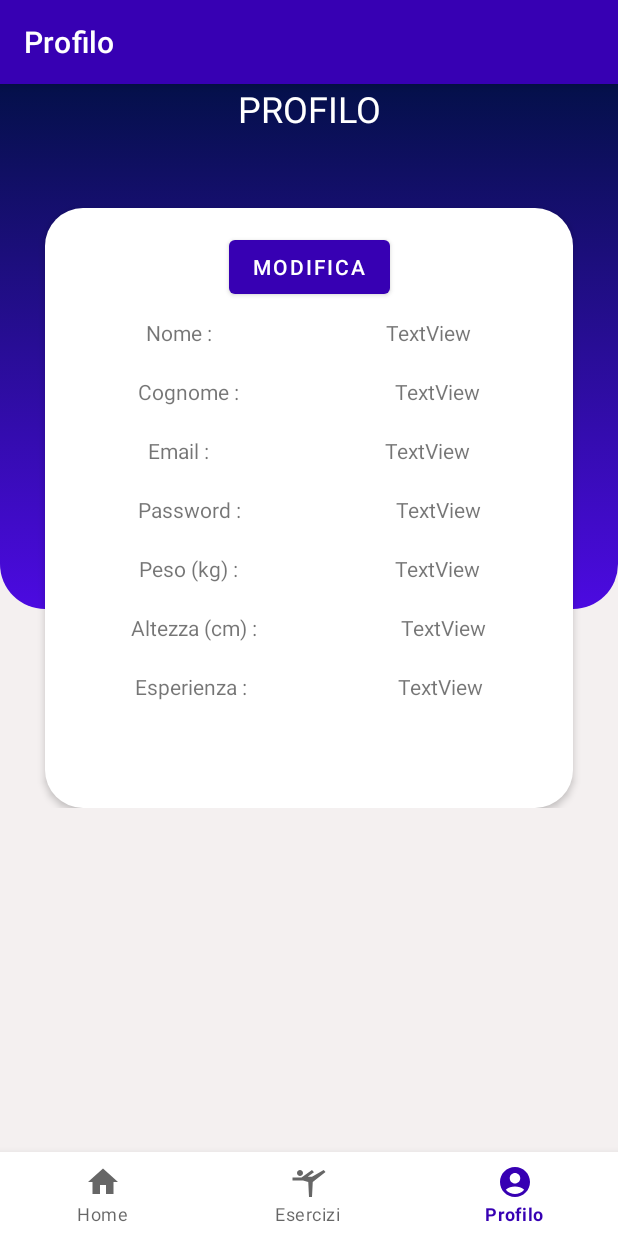
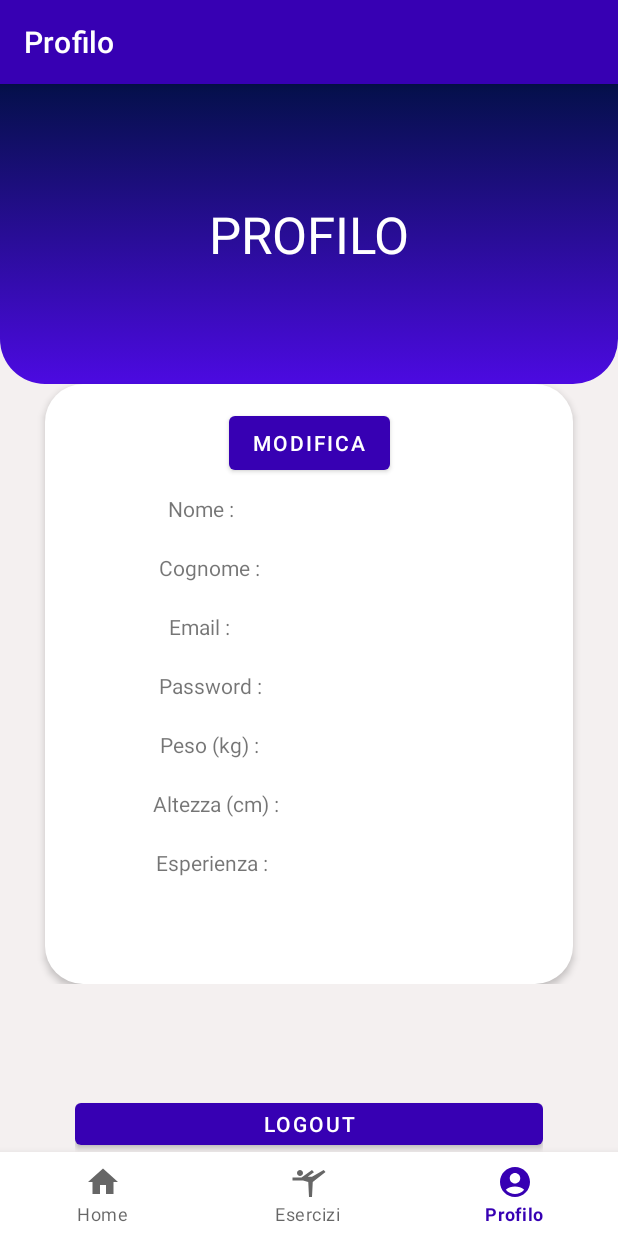
Before and after one commit to Tensa53/SmartGym, an Android app: the screen it shows after launch once a user with an empty profile is signed in (MainActivity), item 3 of the bottom bar chosen, on a phone screen of 412 x 824 dp. Run offline under Robolectric (Android 15) with nearby library versions, the light colour scheme and no system bars; our stand-ins replace Firebase (no records; nobody signed in at launch, a user with empty details on screens opened directly); 8 statements that could not run were skipped.

Commit message:
user profile

```diff
--- a/app/src/main/java/com/example/smartgym/infoUtenti/application/activity/ProfileFragment.java
+++ b/app/src/main/java/com/example/smartgym/infoUtenti/application/activity/ProfileFragment.java
@@ -24,11 +24,13 @@ import com.google.android.gms.tasks.Task;
 import com.google.firebase.auth.FirebaseUser;
 import com.google.firebase.firestore.DocumentSnapshot;
 
+import org.w3c.dom.Text;
+
 public class ProfileFragment extends Fragment implements View.OnClickListener {
 
     Button btLogout;
 
-    TextView tv1;
+    TextView tv1, name, surname, email, password, weight, height, experience;
 
     Atleta myAthlete;
 
@@ -53,7 +55,13 @@ public class ProfileFragment extends Fragment implements View.OnClickListener {
         super.onViewCreated(view, savedInstanceState);
 
         btLogout = view.findViewById(R.id.btLogout);
-        tv1 = view.findViewById(R.id.tv1);
+        name = view.findViewById(R.id.nameValue);
+        surname = view.findViewById(R.id.surnameValue);
+        email = view.findViewById(R.id.emailValue);
+        weight = view.findViewById(R.id.weightValue);
+        height = view.findViewById(R.id.heightValue);
+        //password = view.findViewById(R.id.passwordValue);
+        //experience = view.findViewById(R.id.experienceValue);
 
         athleteInfo = new AthleteInfo();
         loginRegistration = new LoginRegistration();
@@ -82,7 +90,13 @@ public class ProfileFragment extends Fragment implements View.OnClickListener {
     private void saveAtleta(Atleta atleta) {
         myAthlete = atleta;
 
-        tv1.setText(myAthlete.toFormattedString());
+        name.setText(myAthlete.getNome());
+        surname.setText(myAthlete.getCognome());
+        email.setText(myAthlete.getEmail());
+        weight.setText(myAthlete.getPeso());
+        height.setText(myAthlete.getAltezza());
+        //password.setText(myAthlete.getPassword());
+        //experience.setText(myAthlete.getExperience());
     }
 
     @Override
--- a/app/src/main/res/layout/fragment_profile.xml
+++ b/app/src/main/res/layout/fragment_profile.xml
@@ -37,39 +37,39 @@
                         <androidx.constraintlayout.widget.ConstraintLayout
                             android:id="@+id/constraintLayout"
                             android:layout_width="match_parent"
-                            android:layout_height="350dp"
+                            android:layout_height="200dp"
                             android:background="@drawable/top_background"
                             app:layout_constraintEnd_toEndOf="parent"
                             app:layout_constraintStart_toStartOf="parent"
                             app:layout_constraintTop_toTopOf="parent">
 
+                            <TextView
+                                android:id="@+id/textView18"
+                                android:layout_width="wrap_content"
+                                android:layout_height="wrap_content"
+                                android:text="PROFILO"
+                                android:textColor="@color/white"
+                                android:textSize="34sp"
+                                app:layout_constraintBottom_toBottomOf="parent"
+                                app:layout_constraintEnd_toEndOf="parent"
+                                app:layout_constraintStart_toStartOf="parent"
+                                app:layout_constraintTop_toTopOf="parent" />
                         </androidx.constraintlayout.widget.ConstraintLayout>
 
-                        <TextView
-                            android:id="@+id/sectionProfile"
-                            android:layout_width="wrap_content"
-                            android:layout_height="wrap_content"
-                            android:layout_marginStart="177dp"
-                            android:layout_marginEnd="177dp"
-                            android:text="PROFILO"
-                            android:textColor="@color/white"
-                            android:textSize="24sp"
-                            app:layout_constraintEnd_toEndOf="parent"
-                            app:layout_constraintStart_toStartOf="parent"
-                            tools:layout_editor_absoluteY="127dp" />
 
                         <LinearLayout
+
+                            android:id="@+id/linearLayout"
                             android:layout_width="match_parent"
                             android:layout_height="400dp"
                             android:layout_marginStart="30dp"
-                            android:layout_marginTop="50dp"
                             android:layout_marginEnd="30dp"
                             android:background="@drawable/white_background"
                             android:elevation="3dp"
                             android:orientation="vertical"
                             app:layout_constraintEnd_toEndOf="parent"
                             app:layout_constraintStart_toStartOf="parent"
-                            app:layout_constraintTop_toBottomOf="@+id/sectionProfile">
+                            app:layout_constraintTop_toBottomOf="@+id/constraintLayout">
 
                             <LinearLayout
                                 android:layout_width="match_parent"
@@ -120,7 +120,7 @@
                                     android:layout_width="wrap_content"
                                     android:layout_height="wrap_content"
                                     android:layout_weight="1"
-                                    android:text="TextView"
+                                    android:text=""
                                     android:textAlignment="center" />
                             </LinearLayout>
 
@@ -143,7 +143,7 @@
                                     android:layout_width="wrap_content"
                                     android:layout_height="wrap_content"
                                     android:layout_weight="1"
-                                    android:text="TextView"
+                                    android:text=""
                                     android:textAlignment="center" />
 
                             </LinearLayout>
@@ -167,7 +167,7 @@
                                     android:layout_width="wrap_content"
                                     android:layout_height="wrap_content"
                                     android:layout_weight="1"
-                                    android:text="TextView"
+                                    android:text=""
                                     android:textAlignment="center" />
                             </LinearLayout>
 
@@ -190,7 +190,7 @@
                                     android:layout_width="wrap_content"
                                     android:layout_height="wrap_content"
                                     android:layout_weight="1"
-                                    android:text="TextView"
+                                    android:text=""
                                     android:textAlignment="center" />
                             </LinearLayout>
 
@@ -213,7 +213,7 @@
                                     android:layout_width="wrap_content"
                                     android:layout_height="wrap_content"
                                     android:layout_weight="1"
-                                    android:text="TextView"
+                                    android:text=""
                                     android:textAlignment="center" />
                             </LinearLayout>
 
@@ -236,7 +236,7 @@
                                     android:layout_width="wrap_content"
                                     android:layout_height="wrap_content"
                                     android:layout_weight="1"
-                                    android:text="TextView"
+                                    android:text=""
                                     android:textAlignment="center" />
                             </LinearLayout>
 
@@ -259,11 +259,12 @@
                                     android:layout_width="wrap_content"
                                     android:layout_height="wrap_content"
                                     android:layout_weight="1"
-                                    android:text="TextView"
+                                    android:text=""
                                     android:textAlignment="center" />
                             </LinearLayout>
 
                         </LinearLayout>
+
 
                     </androidx.constraintlayout.widget.ConstraintLayout>
                 </androidx.constraintlayout.widget.ConstraintLayout>
@@ -276,17 +277,20 @@
             android:layout_height="40dp"
             android:layout_marginStart="50dp"
             android:layout_marginEnd="50dp"
-            android:layout_marginBottom="20dp"
+            android:layout_marginBottom="150dp"
             android:orientation="vertical"
             app:layout_constraintBottom_toBottomOf="parent"
             app:layout_constraintEnd_toEndOf="parent"
-            app:layout_constraintStart_toStartOf="parent">
+            app:layout_constraintStart_toStartOf="parent"
+            app:layout_constraintTop_toBottomOf="@+id/scrollView2">
 
             <Button
                 android:id="@+id/btLogout"
                 android:layout_width="match_parent"
                 android:layout_height="wrap_content"
-                android:text="LOGOUT" />
+                android:text="LOGOUT"
+                tools:ignore="TouchTargetSizeCheck" />
+
         </LinearLayout>
     </androidx.constraintlayout.widget.ConstraintLayout>
 </FrameLayout>
```
